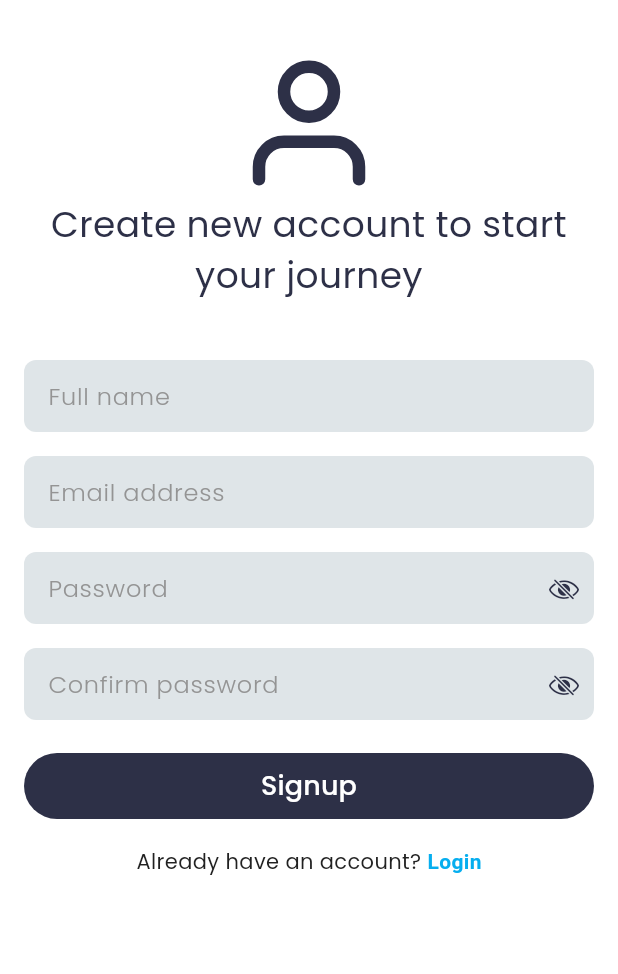
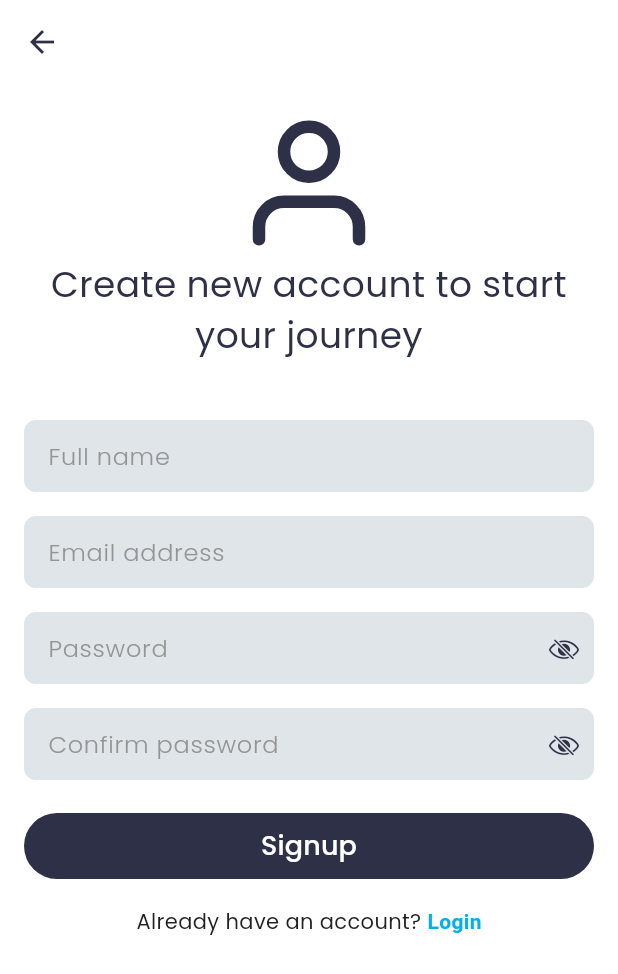
Before and after one commit to SujitSarkar/News-App, a Flutter app: the Signupcreen screen opened by its route, on a phone screen of 412 x 824 dp. Shown: the top 974 px of the screen. Run offline on Flutter 3.47's test engine with Material 3 defaults, Android fonts, the phone set to English and light mode, and no system bars; our stand-ins replace cached_network_image, cloud_firestore, connectivity_plus, dio, feather_icons, firebase_auth and 7 more; missing offline and left inert: flutter_inappwebview; accounts and stored records are empty; network calls fail.

Commit message:
back button added to signin & signup screen

```diff
--- a/lib/features/auth/presentation/screens/login_screen.dart
+++ b/lib/features/auth/presentation/screens/login_screen.dart
@@ -9,8 +9,8 @@ class LoginScreen extends StatelessWidget {
         init: LoginController(AuthService()),
         builder: (controller) {
           return Scaffold(
-            body: SafeArea(
-              child: SingleChildScrollView(
+            appBar: AppBar(),
+            body: SingleChildScrollView(
               padding: const EdgeInsets.all(16),
               child: Form(
                 key: controller.loginFormKey,
@@ -18,7 +18,6 @@ class LoginScreen extends StatelessWidget {
                   mainAxisAlignment: MainAxisAlignment.center,
                   crossAxisAlignment: CrossAxisAlignment.center,
                   children: [
-                      const SizedBox(height: 16),
                     Bouncy(
                         duration: const Duration(milliseconds: 2000),
                         lift: 20,
@@ -82,7 +81,6 @@ class LoginScreen extends StatelessWidget {
                 ),
               ),
             ),
-            ),
           );
         });
   }
--- a/lib/features/auth/presentation/screens/signup_screen.dart
+++ b/lib/features/auth/presentation/screens/signup_screen.dart
@@ -8,8 +8,8 @@ class Signupcreen extends StatelessWidget {
     return GetBuilder<SignupController>(
       init: SignupController(AuthService()),
       builder: (controller) => Scaffold(
-        body: SafeArea(
-          child: SingleChildScrollView(
+        appBar: AppBar(),
+        body: SingleChildScrollView(
           padding: const EdgeInsets.all(16),
           child: Form(
             key: controller.signupFormKey,
@@ -17,7 +17,6 @@ class Signupcreen extends StatelessWidget {
               mainAxisAlignment: MainAxisAlignment.center,
               crossAxisAlignment: CrossAxisAlignment.center,
               children: [
-                  const SizedBox(height: 16),
                 Bouncy(
                     duration: const Duration(milliseconds: 2000),
                     lift: 20,
@@ -31,8 +30,7 @@ class Signupcreen extends StatelessWidget {
                 const Text(
                   "Create new account to start your journey",
                   textAlign: TextAlign.center,
-                    style:
-                        TextStyle(color: AppColors.primaryColor, fontSize: 24),
+                  style: TextStyle(color: AppColors.primaryColor, fontSize: 24),
                 ),
                 const SizedBox(height: 40),
                 TextFormFieldWidget(
@@ -97,7 +95,6 @@ class Signupcreen extends StatelessWidget {
           ),
         ),
       ),
-      ),
     );
   }
 }
```
Lines whose indentation alone changed are shown as unchanged.
